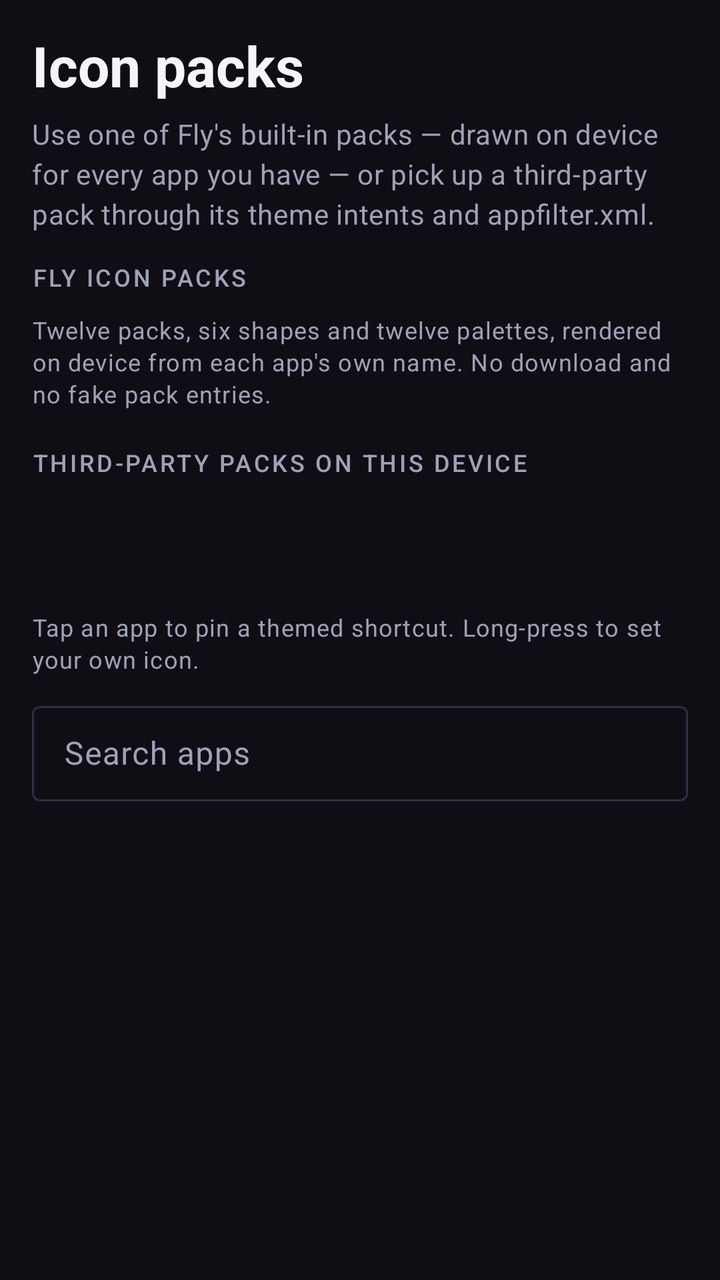
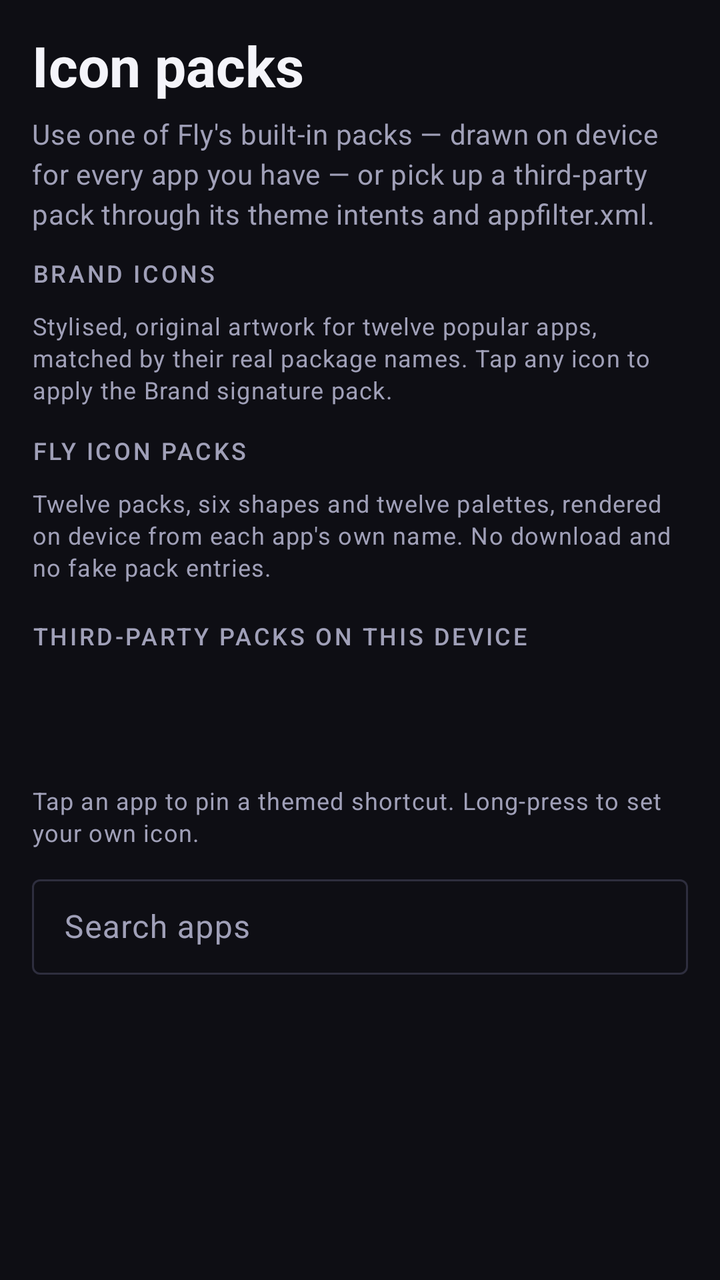

Before-and-after screenshots of an Android layout around one commit, followed by the original layout XML and the change that was made.
<!-- AndroidManifest.xml: application theme Theme.Fly.Dark -->
<!-- res/layout/fragment_icons.xml -->
<?xml version="1.0" encoding="utf-8"?>
<LinearLayout xmlns:android="http://schemas.android.com/apk/res/android"
    xmlns:app="http://schemas.android.com/apk/res-auto"
    android:layout_width="match_parent"
    android:layout_height="match_parent"
    android:orientation="vertical"
    android:paddingLeft="16dp"
    android:paddingTop="8dp"
    android:paddingRight="16dp">

    <TextView
        style="@style/Fly.Hero"
        android:text="@string/icons_title" />

    <TextView
        style="@style/Fly.Body"
        android:layout_marginTop="6dp"
        android:text="@string/icons_subtitle" />

    <TextView
        style="@style/Fly.Section"
        android:layout_marginTop="14dp"
        android:text="@string/fly_packs_label" />

    <TextView
        style="@style/Fly.Caption"
        android:text="@string/fly_packs_hint" />

    <androidx.recyclerview.widget.RecyclerView
        android:id="@+id/flyPackList"
        android:layout_width="match_parent"
        android:layout_height="wrap_content"
        android:layout_marginTop="4dp"
        android:clipToPadding="false"
        android:orientation="horizontal" />

    <TextView
        style="@style/Fly.Section"
        android:layout_marginTop="14dp"
        android:text="@string/packs_label" />

    <androidx.recyclerview.widget.RecyclerView
        android:id="@+id/packList"
        android:layout_width="match_parent"
        android:layout_height="wrap_content"
        android:clipToPadding="false"
        android:orientation="horizontal" />

    <TextView
        android:id="@+id/txtPacksEmpty"
        style="@style/Fly.Body"
        android:text="@string/packs_empty"
        android:visibility="gone" />

    <TextView
        android:id="@+id/txtSelectedPack"
        style="@style/Fly.Title"
        android:layout_marginTop="10dp" />

    <TextView
        android:id="@+id/txtCoverage"
        style="@style/Fly.Caption"
        android:layout_marginTop="2dp" />

    <TextView
        style="@style/Fly.Caption"
        android:layout_marginTop="6dp"
        android:text="@string/pin_hint" />

    <com.google.android.material.textfield.TextInputLayout
        android:id="@+id/searchLayout"
        style="@style/Widget.Material3.TextInputLayout.OutlinedBox.Dense"
        android:layout_width="match_parent"
        android:layout_height="wrap_content"
        android:layout_marginTop="10dp"
        android:hint="@string/search_apps_hint">

        <com.google.android.material.textfield.TextInputEditText
            android:id="@+id/inputSearch"
            android:layout_width="match_parent"
            android:layout_height="wrap_content"
            android:imeOptions="actionSearch"
            android:inputType="text"
            android:maxLines="1" />
    </com.google.android.material.textfield.TextInputLayout>

    <ProgressBar
        android:id="@+id/iconProgress"
        android:layout_width="26dp"
        android:layout_height="26dp"
        android:layout_gravity="center_horizontal"
        android:layout_marginTop="8dp"
        android:indeterminateTint="?attr/colorPrimary"
        android:visibility="gone" />

    <TextView
        android:id="@+id/txtSearchEmpty"
        style="@style/Fly.Body"
        android:layout_marginTop="8dp"
        android:text="@string/search_empty"
        android:visibility="gone" />

    <androidx.recyclerview.widget.RecyclerView
        android:id="@+id/appIconList"
        android:layout_width="match_parent"
        android:layout_height="0dp"
        android:layout_marginTop="6dp"
        android:layout_weight="1"
        android:clipToPadding="false"
        android:paddingBottom="12dp" />

</LinearLayout>
<!-- resources referenced by this layout -->
<resources>
  <string name="fly_packs_hint">Twelve packs, six shapes and twelve palettes, rendered on device from each app\'s own name. No download and no fake pack entries.</string>
  <string name="fly_packs_label">Fly icon packs</string>
  <string name="icons_subtitle">Use one of Fly\'s built-in packs — drawn on device for every app you have — or pick up a third-party pack through its theme intents and appfilter.xml.</string>
  <string name="icons_title">Icon packs</string>
  <string name="packs_empty">No third-party icon packs are installed. Fly\'s twelve built-in packs above still theme every app without installing anything.</string>
  <string name="packs_label">Third-party packs on this device</string>
  <string name="pin_hint">Tap an app to pin a themed shortcut. Long-press to set your own icon.</string>
  <string name="search_apps_hint">Search apps</string>
  <string name="search_empty">No apps match that search.</string>
  <style name="Fly.Body" parent="TextAppearance.Material3.BodyMedium">
          <item name="android:layout_width">match_parent</item>
          <item name="android:layout_height">wrap_content</item>
          <item name="android:textColor">?attr/colorOnSurfaceVariant</item>
          <item name="android:lineSpacingExtra">3dp</item>
      </style>
  <style name="Fly.Caption" parent="TextAppearance.Material3.BodySmall">
          <item name="android:layout_width">wrap_content</item>
          <item name="android:layout_height">wrap_content</item>
          <item name="android:textColor">?attr/colorOnSurfaceVariant</item>
      </style>
  <style name="Fly.Hero" parent="TextAppearance.Material3.HeadlineMedium">
          <item name="android:layout_width">match_parent</item>
          <item name="android:layout_height">wrap_content</item>
          <item name="android:layout_marginTop">6dp</item>
          <item name="android:textColor">?attr/colorOnSurface</item>
          <item name="android:textStyle">bold</item>
      </style>
  <style name="Fly.Section" parent="TextAppearance.Material3.LabelMedium">
          <item name="android:layout_width">match_parent</item>
          <item name="android:layout_height">wrap_content</item>
          <item name="android:textAllCaps">true</item>
          <item name="android:letterSpacing">0.1</item>
          <item name="android:textColor">?attr/colorOnSurfaceVariant</item>
          <item name="android:layout_marginBottom">10dp</item>
      </style>
  <style name="Fly.Title" parent="TextAppearance.Material3.TitleMedium">
          <item name="android:layout_width">match_parent</item>
          <item name="android:layout_height">wrap_content</item>
          <item name="android:textColor">?attr/colorOnSurface</item>
          <item name="android:textStyle">bold</item>
      </style>
  <color name="surface_dark">#0E0E14</color>
  <color name="surface_container_dark">#17171F</color>
  <color name="surface_container_high_dark">#1F1F2A</color>
  <color name="surface_variant_dark">#232330</color>
  <color name="on_surface_dark">#F4F4FA</color>
  <color name="on_surface_variant_dark">#A0A0B8</color>
  <color name="outline_dark">#2E2E3E</color>
  <color name="outline_variant_dark">#26262F</color>
  <color name="fly_brand">#7C5CFF</color>
  <color name="accent_on">#FFFFFF</color>
  <!-- unchanged entries left out for length: 2 -->
</resources>

<!-- the commit's change to res/layout/fragment_icons.xml (unified diff, before → after) -->
@@ -19,7 +19,24 @@
 
     <TextView
         style="@style/Fly.Section"
-        android:layout_marginTop="14dp"
+        android:layout_marginTop="12dp"
+        android:text="@string/brand_icons_label" />
+
+    <TextView
+        style="@style/Fly.Caption"
+        android:text="@string/brand_icons_hint" />
+
+    <androidx.recyclerview.widget.RecyclerView
+        android:id="@+id/brandList"
+        android:layout_width="match_parent"
+        android:layout_height="wrap_content"
+        android:layout_marginTop="2dp"
+        android:clipToPadding="false"
+        android:orientation="horizontal" />
+
+    <TextView
+        style="@style/Fly.Section"
+        android:layout_marginTop="12dp"
         android:text="@string/fly_packs_label" />
 
     <TextView
<!-- resource entries referenced after the edit -->
@@ -1,5 +1,7 @@
 <!-- resources referenced by this layout -->
 <resources>
+  <string name="brand_icons_hint">Stylised, original artwork for twelve popular apps, matched by their real package names. Tap any icon to apply the Brand signature pack.</string>
+  <string name="brand_icons_label">Brand icons</string>
   <string name="fly_packs_hint">Twelve packs, six shapes and twelve palettes, rendered on device from each app\'s own name. No download and no fake pack entries.</string>
   <string name="fly_packs_label">Fly icon packs</string>
   <string name="icons_subtitle">Use one of Fly\'s built-in packs — drawn on device for every app you have — or pick up a third-party pack through its theme intents and appfilter.xml.</string>
